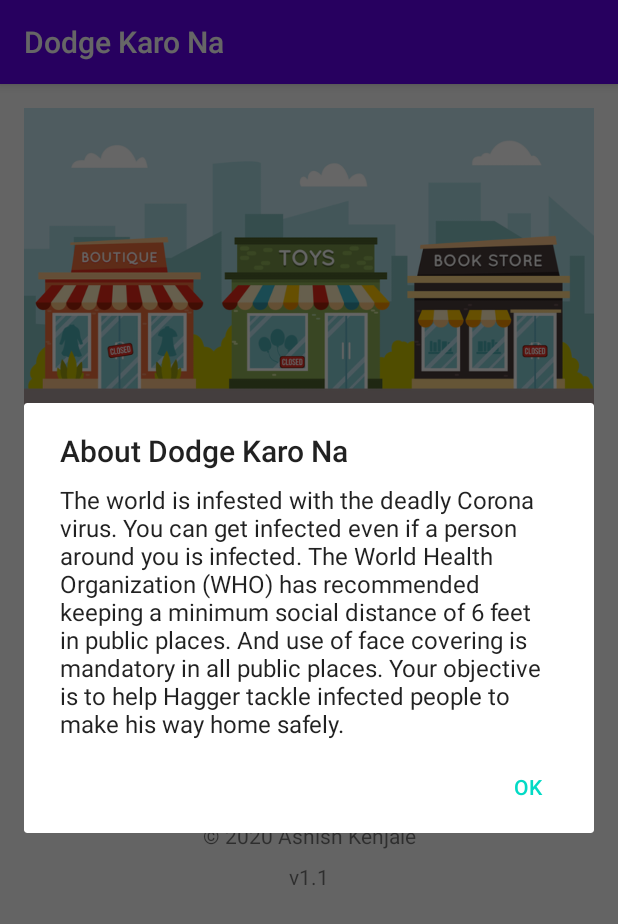
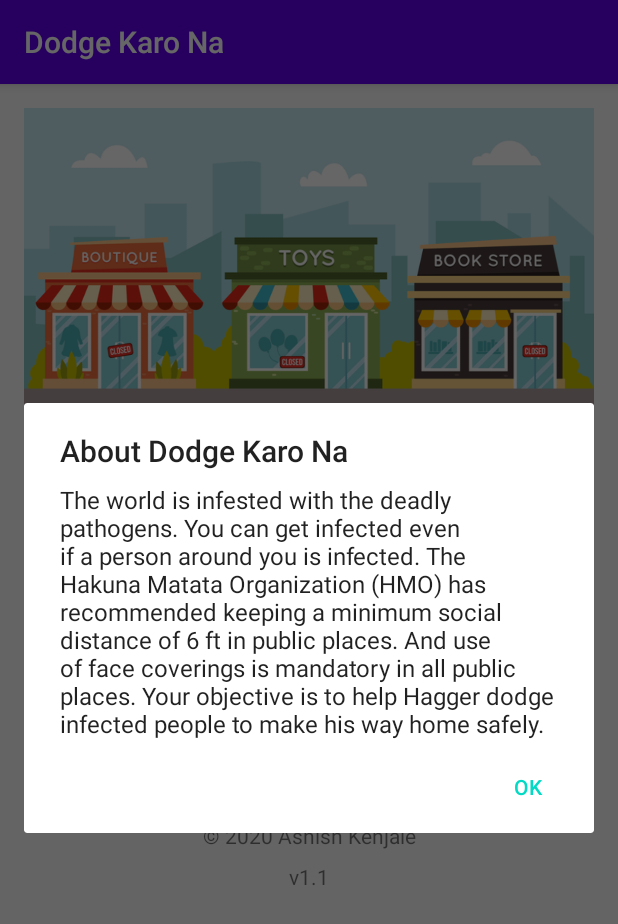
Before and after one commit to AshishKenjale/DodgeCorona, an Android app: the screen it shows after launch (GameHomeActivity), after a tap on "ABOUT", on a phone screen of 412 x 824 dp. Shown: the top 924 px of the screen. Run offline under Robolectric (Android 15) with nearby library versions, the phone set to English and light mode, and no system bars.

Commit message:
Updated Strings

```diff
--- a/app/src/main/java/com/project/dodgecorona/GameHomeActivity.kt
+++ b/app/src/main/java/com/project/dodgecorona/GameHomeActivity.kt
@@ -6,6 +6,7 @@ import android.os.Bundle
 import android.view.View
 import androidx.appcompat.app.AppCompatActivity
 import kotlinx.android.synthetic.main.activity_game_home.*
+import java.util.*
 
 class GameHomeActivity : AppCompatActivity() {
 
@@ -30,10 +31,21 @@ class GameHomeActivity : AppCompatActivity() {
         aboutButton.setOnClickListener(View.OnClickListener {
             AlertDialog.Builder(this)
                 .setTitle(getString(R.string.about_corona_wars_title))
-                .setMessage(getString(R.string.about_game_text))
+                .setMessage(getLocaleBasedAboutUsMessage())
                 .setNegativeButton(
                     "OK"
                 ) { dialog, which -> }.show()
         })
     }
+
+    private fun getLocaleBasedAboutUsMessage(): String {
+        val message: String
+        Log.i(TAG, "isMetric: ${Locale.getDefault().isMetric()}")
+        if (Locale.getDefault().isMetric()) {
+            message = String.format(getString(R.string.about_game_text), getString(R.string.safe_social_distance_in_meter))
+        } else {
+            message = String.format(getString(R.string.about_game_text), getString(R.string.safe_social_distance_in_feet))
+        }
+        return message
+    }
 }
--- a/app/src/main/java/com/project/dodgecorona/GameScene.kt
+++ b/app/src/main/java/com/project/dodgecorona/GameScene.kt
@@ -274,9 +274,9 @@ class GameScene {
         val message: String
         Log.i(TAG, "isMetric: ${Locale.getDefault().isMetric()}")
         if (Locale.getDefault().isMetric()) {
-            message = context.getString(R.string.too_close_to_infected_person_metric)
+            message = String.format(context.getString(R.string.too_close_to_infected_person), context.getString(R.string.safe_social_distance_in_meter))
         } else {
-            message = context.getString(R.string.too_close_to_infected_person_imperial)
+            message = String.format(context.getString(R.string.too_close_to_infected_person), context.getString(R.string.safe_social_distance_in_feet))
         }
         return message
     }
--- a/app/src/main/res/values/strings.xml
+++ b/app/src/main/res/values/strings.xml
@@ -6,7 +6,7 @@
     <string name="controls_title">Game Controls</string>
     <string name="controls_text">The game uses your phone\'s accelerometer to control the player movement. You have to tilt your phone to move the player in that direction. For example, to move left, slightly tilt your phone left. To move forward, tilt your phone forward. And so on.</string>
     <string name="about_corona_wars_title">About Dodge Karo Na</string>
-    <string name="about_game_text">The world is infested with the deadly Corona virus. You can get infected even if a person around you is infected. The World Health Organization (WHO) has recommended keeping a minimum social distance of 6 feet in public places. And use of face covering is mandatory in all public places. Your objective is to help Hagger tackle infected people to make his way home safely.</string>
+    <string name="about_game_text">The world is infested with the deadly pathogens. You can get infected even if a person around you is infected. The Hakuna Matata Organization (HMO) has recommended keeping a minimum social distance of %1$s in public places. And use of face coverings is mandatory in all public places. Your objective is to help Hagger dodge infected people to make his way home safely.</string>
     <string name="get_ready">Get Ready</string>
     <string name="tap_screen_to_start">Tap Screen to Start</string>
     <string name="game_paused">Game Paused</string>
@@ -15,8 +15,9 @@
     <string name="survived_the_pandemic">Reached home safely.</string>
     <string name="game_over">Game Over</string>
     <string name="you_got_infected">You got infected!</string>
-    <string name="too_close_to_infected_person_imperial">Went within 6 ft of an infected person.</string>
-    <string name="too_close_to_infected_person_metric">Went within 2 m of an infected person.</string>
+    <string name="too_close_to_infected_person">Went within %1$s of an infected person.</string>
+    <string name="safe_social_distance_in_meter">2 m</string>
+    <string name="safe_social_distance_in_feet">6 ft</string>
     <string name="stay_home">Stay home for 14 days.</string>
     <string name="tap_screen_to_restart">Tap Screen to Restart</string>
     <string name="copyright_string">© 2020 Ashish Kenjale</string>
```
